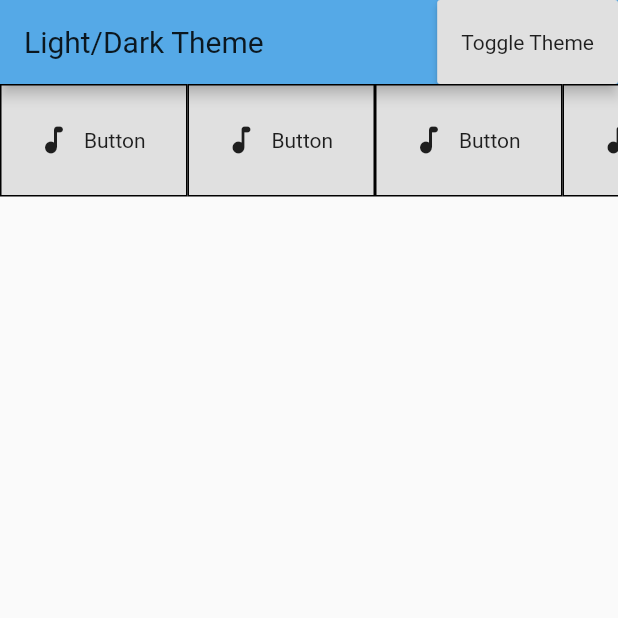
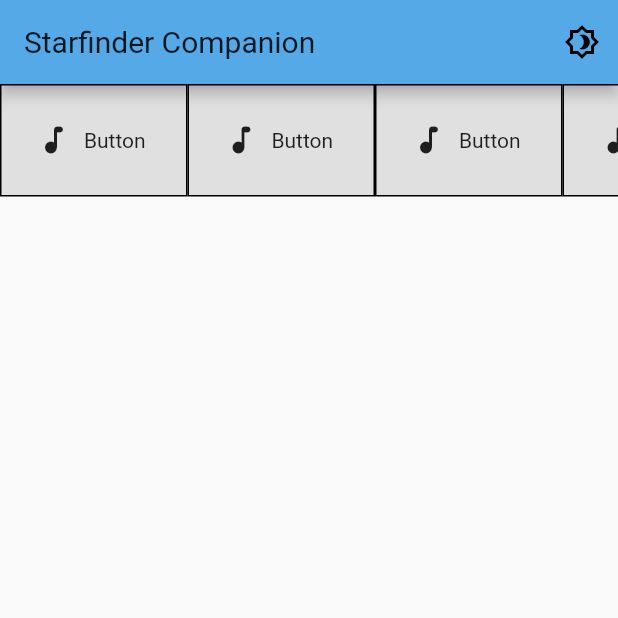
Before and after one commit to bsmylie873/starfinder-companion-2020, a Flutter app: the screen it shows after launch, on a phone screen of 412 x 824 dp, the top half of it. Run offline on Flutter 3.47's test engine with Material 2 defaults, Android fonts, the phone set to English and light mode, and no system bars; our stand-ins replace shared_preferences.

Commit message:
Added dark mode icon, may be changed in the future.

```diff
--- a/lib/main.dart
+++ b/lib/main.dart
@@ -25,18 +25,13 @@ void main() {
 }
 
 class MyApp extends StatelessWidget {
-  final _notifier = ValueNotifier<ThemeNotifier>(
-      ThemeNotifier(ThemeMode.light));
+  final _notifier =
+      ValueNotifier<ThemeNotifier>(ThemeNotifier(ThemeMode.light));
 
   @override
   Widget build(BuildContext context) {
     Widget bodySection = Container(
-      child: SingleChildScrollView(
-          child: Row(
-              children: [ExpandedBlueBox()]
-          )
-      ),
-
+      child: SingleChildScrollView(child: Row(children: [ExpandedBlueBox()])),
     );
 
     return ValueListenableBuilder<ThemeNotifier>(
@@ -51,19 +46,18 @@ class MyApp extends StatelessWidget {
           themeMode: themeMode,
           // Decides which theme to show.
           home: Scaffold(
-                appBar: AppBar(
-                    title: Text('Light/Dark Theme'),
-                    actions: <Widget> [
-                    RaisedButton(
-                    onPressed: () =>
-                _notifier.value = ThemeNotifier(themeMode == ThemeMode.light ?
-                ThemeMode.dark : ThemeMode.light),
-            child: Text('Toggle Theme'),
+              appBar:
+                  AppBar(title: Text('Starfinder Companion'), actions: <Widget>[
+                IconButton(
+                  icon: Icon(Icons.brightness_4_outlined),
+                  onPressed: () => _notifier.value = ThemeNotifier(
+                      themeMode == ThemeMode.light
+                          ? ThemeMode.dark
+                          : ThemeMode.light),
+
                 ),
-            ]
-        ),
-            body: ExpandedBlueBox()
-        ),
+              ]),
+              body: ExpandedBlueBox()),
         );
       },
     );
@@ -98,7 +92,6 @@ class BlueBox extends StatelessWidget {
     );
   }
 }
-
 
 class ExpandedBlueBox extends StatelessWidget {
   @override
@@ -138,7 +131,6 @@ class SecondRoute extends StatelessWidget {
     );
   }
 }
-
 
 // /*
 // import 'package:flutter/material.dart';
```
Lines whose indentation alone changed are shown as unchanged.
